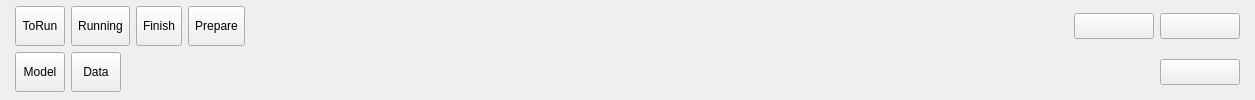
Above: OgmUI/ogmminitopwidget.ui from SunsetFrost/ogms_desktop before the change. Below: the same form after it.
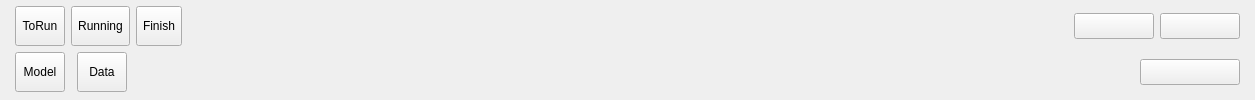
That is the form after the change.

Commit message: model task 配置  运行 task prepare  to run 合并 server 页面 data部分

The edit to the form file:
```diff
--- a/OgmUI/ogmminitopwidget.ui
+++ b/OgmUI/ogmminitopwidget.ui
@@ -176,25 +176,6 @@
            </property>
           </widget>
          </item>
-         <item>
-          <widget class="QToolButton" name="btnPrepareMintop">
-           <property name="sizePolicy">
-            <sizepolicy hsizetype="Fixed" vsizetype="Expanding">
-             <horstretch>0</horstretch>
-             <verstretch>0</verstretch>
-            </sizepolicy>
-           </property>
-           <property name="statusTip">
-            <string>btn-miniTopLeft</string>
-           </property>
-           <property name="text">
-            <string>Prepare</string>
-           </property>
-           <property name="checkable">
-            <bool>true</bool>
-           </property>
-          </widget>
-         </item>
         </layout>
        </widget>
       </item>
@@ -306,6 +287,9 @@
       <string>widget-miniTop</string>
      </property>
      <layout class="QHBoxLayout" name="horizontalLayout">
+      <property name="spacing">
+       <number>12</number>
+      </property>
       <property name="leftMargin">
        <number>0</number>
       </property>
@@ -397,13 +381,13 @@
        <widget class="QToolButton" name="btnNewServer">
         <property name="minimumSize">
          <size>
-          <width>80</width>
+          <width>100</width>
           <height>26</height>
          </size>
         </property>
         <property name="maximumSize">
          <size>
-          <width>80</width>
+          <width>100</width>
           <height>26</height>
          </size>
         </property>
```
The commit also changes 38 other files.
